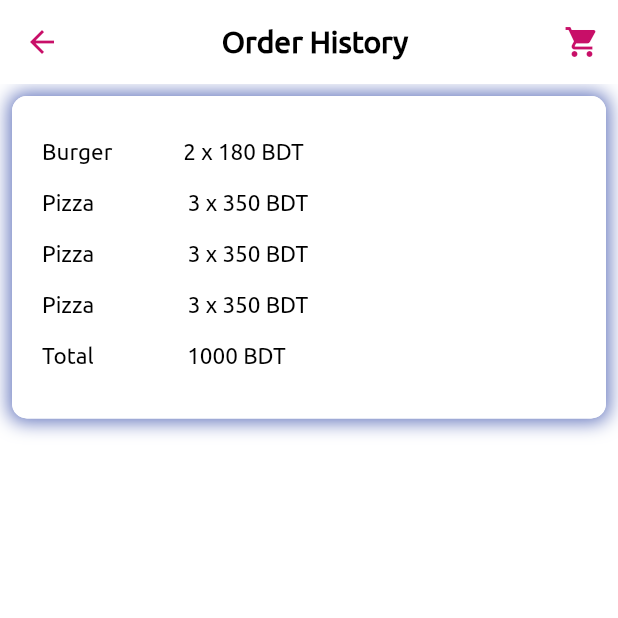
After one commit to Nazira-Jesmin-Lina/delivro, a Flutter app: the OrderHistoryPage screen opened directly, on a phone screen of 412 x 824 dp, the top half of it. The commit adds this screen. Run offline on Flutter 3.47's test engine with Material 2 defaults, Android fonts, the phone set to English and light mode, and no system bars; our stand-ins replace cloud_firestore, firebase_auth, firebase_core, firebase_storage, fluttertoast, google_sign_in and 3 more; missing offline and left inert: dart:ffi; accounts and stored records are empty; statements that could not run were skipped; project files that could hold a hidden picture were left out.

Commit message:
order history page

```diff
--- a/lib/Pages/HomePage.dart
+++ b/lib/Pages/HomePage.dart
@@ -1,5 +1,5 @@
 import 'package:cloud_firestore/cloud_firestore.dart';
-import 'package:delivro/Pages/LogIn_page.dart';
+import 'package:delivro/Pages/Order_history.dart';
 import 'package:delivro/Pages/categories.dart';
 import 'package:delivro/Pages/detailPage.dart';
 import 'package:delivro/Pages/profile_page.dart';
@@ -13,6 +13,7 @@ import 'package:flutter/material.dart';
 import 'package:provider/provider.dart';
 
 import '../modles/user.dart';
+import 'LogIn_page.dart';
 import 'cart_page.dart';
 
 class HomePage extends StatefulWidget {
@@ -348,6 +349,13 @@ class _HomePageState extends State<HomePage>{
 
                     }
                   else if (name == 'Order') {
+                    Navigator.push(
+                      context,
+                      MaterialPageRoute(
+                        builder: (context) => OrderHistoryPage(),
+
+                      ),
+                    );
 
                   }
                   else if (name == 'About') {
@@ -357,17 +365,11 @@ class _HomePageState extends State<HomePage>{
 
                   }
                   else if (name == 'Log Out') {
-                    // Navigator.push(
-                    //   context,
-                    //   MaterialPageRoute(
-                    //     builder: (context) => CartPage(),
 
-                    //   ),
-                    // );
                     FirebaseAuth.instance.signOut();
                     ScaffoldMessenger.of(context).showSnackBar(const SnackBar(content: Text('Log Out Successfull')));
 
-                     Navigator.push(
+                    Navigator.push(
                       context,
                       MaterialPageRoute(
                         builder: (context) =>const LogInPage(),
--- /dev/null
+++ b/lib/Pages/Order_history.dart
@@ -0,0 +1,142 @@
+import 'dart:ffi';
+
+import 'package:delivro/Pages/HomePage.dart';
+import 'package:delivro/Pages/Processign_order.dart';
+import 'package:delivro/Provider/myProvider.dart';
+import 'package:flutter/cupertino.dart';
+import 'package:flutter/material.dart';
+import 'package:provider/provider.dart';
+import 'package:fluttertoast/fluttertoast.dart';
+
+import 'cart_page.dart';
+class OrderHistoryPage extends StatefulWidget{
+  @override
+  State<OrderHistoryPage> createState() => _OrderHistoryPage();
+}
+
+class _OrderHistoryPage extends State<OrderHistoryPage> {
+
+
+  String name = 'Burger   \u2003\u2003  2 x 180 BDT\n\nPizza   \u2003\u2003\u2003  3 x 350 BDT\n\nPizza   \u2003\u2003\u2003  3 x 350 BDT\n\nPizza   \u2003\u2003\u2003  3 x 350 BDT\n\nTotal   \u2003\u2003\u2003  1000 BDT';
+
+
+  @override
+  Widget build(BuildContext context) {
+
+
+    return Scaffold(
+
+      appBar: AppBar(
+        elevation: 0.0,
+        backgroundColor: Colors.white,
+        leading: IconButton(
+          icon: const Icon(
+            Icons.arrow_back,
+            color: const Color.fromARGB(255, 200, 15, 104),
+          ),
+          onPressed: () {
+            Navigator.pushReplacement(
+              context,
+              MaterialPageRoute(
+                builder: (context) => HomePage(),
+
+              ),
+            );
+          },
+        ),
+
+        title:Align(
+          alignment: Alignment.topCenter,
+          child: Text("Order History",
+            style: const TextStyle(
+              color: Colors.black,
+              fontSize: 20,
+              fontFamily: "Ubuntu",
+              fontWeight: FontWeight.bold,
+            ),),
+        ),
+        actions: <Widget>[
+          IconButton(
+            icon: Icon(
+              Icons.shopping_cart,
+              color: const Color.fromARGB(255, 200, 15, 104),
+            ),
+            onPressed: () {
+              Navigator.pushReplacement(
+                context,
+                MaterialPageRoute(
+                  builder: (context) => CartPage(),
+
+                ),
+              );
+            },
+          ),
+        ],
+
+      ),
+      body:Container(
+      margin: EdgeInsets.only( left: 8, right: 8,top: 8),
+      padding: EdgeInsets.only(bottom: 10, left: 20, right: 5,top: 5),
+      //height: 65,
+      //width: double.infinity ,
+      decoration: BoxDecoration(
+        color: Colors.white,
+        borderRadius: BorderRadius.circular(10),
+
+        boxShadow: const [
+          BoxShadow(
+            color: Color.fromARGB(255, 95, 113, 187),
+            offset: Offset(
+              0.0,
+              0.0,
+            ),
+            blurRadius: 10.0,
+            spreadRadius: 2.0,
+          ), //BoxShadow
+          BoxShadow(
+            color: Colors.white,
+            offset: Offset(0.0, 0.0),
+            blurRadius: 0.0,
+            spreadRadius: 0.0,
+          ), //BoxShadow
+        ],
+      ),
+
+
+
+      child: Container(
+        height: 200,
+        child: Column(
+          mainAxisAlignment: MainAxisAlignment.spaceEvenly,
+          crossAxisAlignment: CrossAxisAlignment.start,
+          children: [
+            Align(
+              alignment:Alignment.topLeft,
+
+              child: Text(name,
+                style: const TextStyle(
+                  color: Colors.black,
+                  fontSize: 15,
+                  fontFamily: "Ubuntu",
+                  //fontWeight: FontWeight.bold,
+
+                ),
+              ),
+            ),
+
+
+
+
+
+          ],
+        ),
+
+      ),
+    ),
+
+
+
+
+    );
+  }
+}
```
